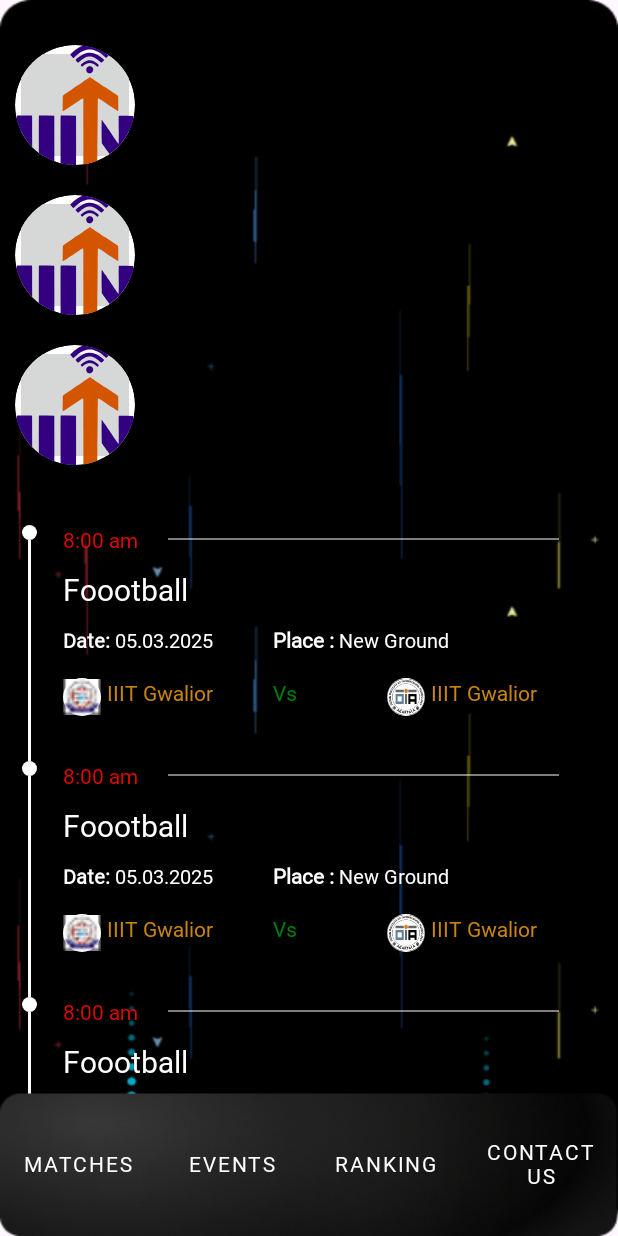
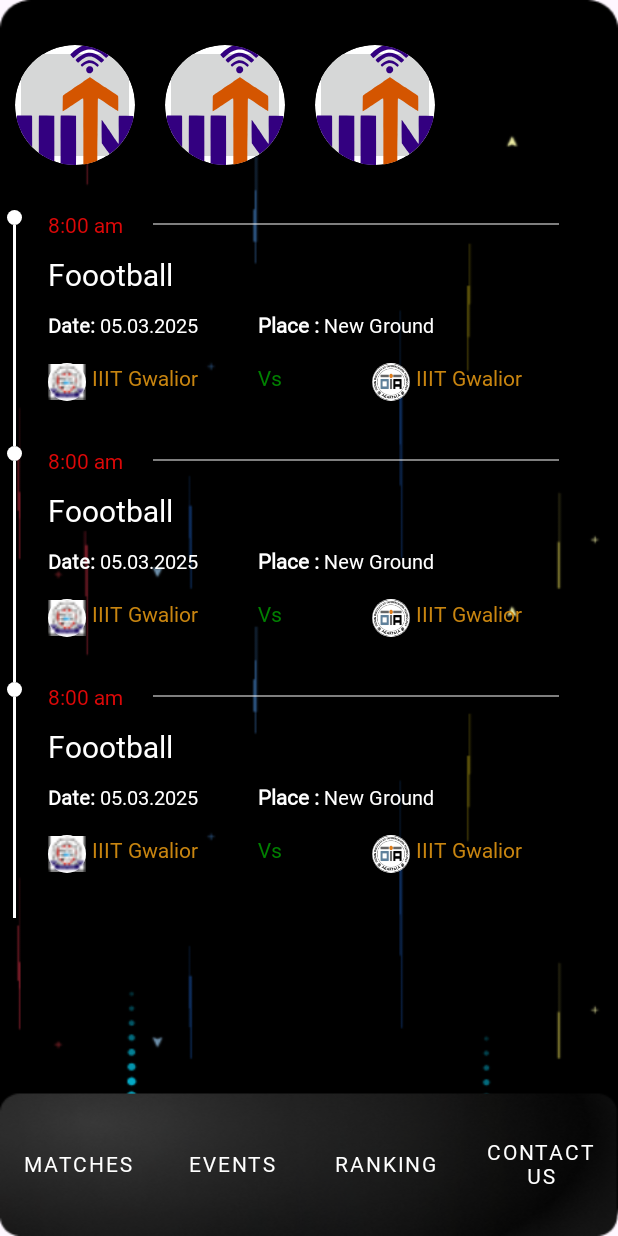
Before and after one commit to rajvirsingh2/Twaran-25, an Android app: the layout activity_events.xml on its own in the app's theme, with its tools: preview values and no code run, on a phone screen of 412 x 824 dp. Run offline under Robolectric (Android 15) with nearby library versions, the phone set to English and light mode, and no system bars.

Commit message:
Enhanced Ui

```diff
--- a/app/src/main/res/layout/activity_events.xml
+++ b/app/src/main/res/layout/activity_events.xml
@@ -1,5 +1,6 @@
 <?xml version="1.0" encoding="utf-8"?>
-<RelativeLayout xmlns:android="http://schemas.android.com/apk/res/android"
+<androidx.constraintlayout.widget.ConstraintLayout
+    xmlns:android="http://schemas.android.com/apk/res/android"
     xmlns:app="http://schemas.android.com/apk/res-auto"
     xmlns:tools="http://schemas.android.com/tools"
     android:id="@+id/main"
@@ -8,33 +9,35 @@
     android:background="@drawable/main_background"
     tools:context=".Events">
 
-    <!-- RecyclerView for College List -->
+    <!-- College List RecyclerView (Horizontal) -->
     <androidx.recyclerview.widget.RecyclerView
         android:id="@+id/college_list"
         android:layout_width="match_parent"
         android:layout_height="wrap_content"
+        android:paddingTop="20dp"
+        android:paddingBottom="10dp"
+        android:clipToPadding="false"
+        android:orientation="horizontal"
+        android:overScrollMode="never"
         tools:listitem="@layout/college_list"
-        android:layout_marginTop="20dp"
-        android:orientation="horizontal"/>
+        app:layoutManager="androidx.recyclerview.widget.LinearLayoutManager"
+        app:layout_constraintTop_toTopOf="parent"
+        app:layout_constraintStart_toStartOf="parent"
+        app:layout_constraintEnd_toEndOf="parent"/>
 
-    <!-- Container for Events RecyclerView -->
-    <LinearLayout
-        android:id="@+id/college_match"
-        android:layout_below="@id/college_list"
-        android:layout_marginTop="30dp"
+    <!-- Events RecyclerView -->
+    <androidx.recyclerview.widget.RecyclerView
+        android:id="@+id/events_recycler"
         android:layout_width="match_parent"
-        android:layout_height="wrap_content"
-        android:orientation="horizontal">
-
-        <!-- RecyclerView for Event List -->
-        <androidx.recyclerview.widget.RecyclerView
-            android:id="@+id/events_recycler"
-            android:layout_width="0dp"
-            android:layout_height="match_parent"
-            android:layout_weight="1"
-            android:paddingStart="10dp"
-            tools:listitem="@layout/event_layout"/>
-    </LinearLayout>
+        android:layout_height="0dp"
+        android:paddingTop="10dp"
+        android:paddingBottom="10dp"
+        android:clipToPadding="false"
+        tools:listitem="@layout/event_layout"
+        app:layout_constraintTop_toBottomOf="@id/college_list"
+        app:layout_constraintBottom_toTopOf="@id/bottom_nav"
+        app:layout_constraintStart_toStartOf="parent"
+        app:layout_constraintEnd_toEndOf="parent"/>
 
     <!-- Bottom Navigation Bar -->
     <LinearLayout
@@ -45,7 +48,9 @@
         android:background="@drawable/background"
         android:weightSum="4"
         android:gravity="center"
-        android:layout_alignParentBottom="true">
+        app:layout_constraintBottom_toBottomOf="parent"
+        app:layout_constraintStart_toStartOf="parent"
+        app:layout_constraintEnd_toEndOf="parent">
 
         <com.google.android.material.button.MaterialButton
             android:id="@+id/btn_matches"
@@ -81,11 +86,11 @@
             android:id="@+id/btn_contact"
             android:layout_width="0dp"
             android:layout_weight="1"
+            android:layout_height="55dp"
             android:background="@drawable/navigation_border"
-            android:layout_height="55dp"
             android:text="Contact Us"
             android:textColor="@color/white"
             style="@style/Widget.MaterialComponents.Button.TextButton" />
     </LinearLayout>
 
-</RelativeLayout>
+</androidx.constraintlayout.widget.ConstraintLayout>
```
